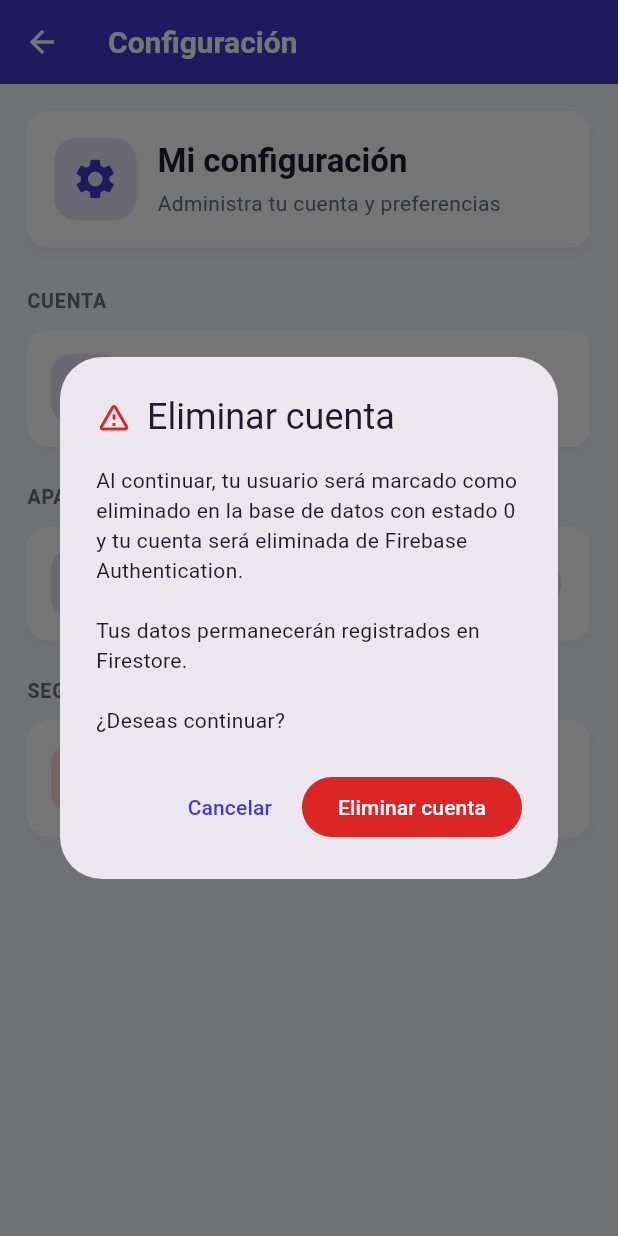
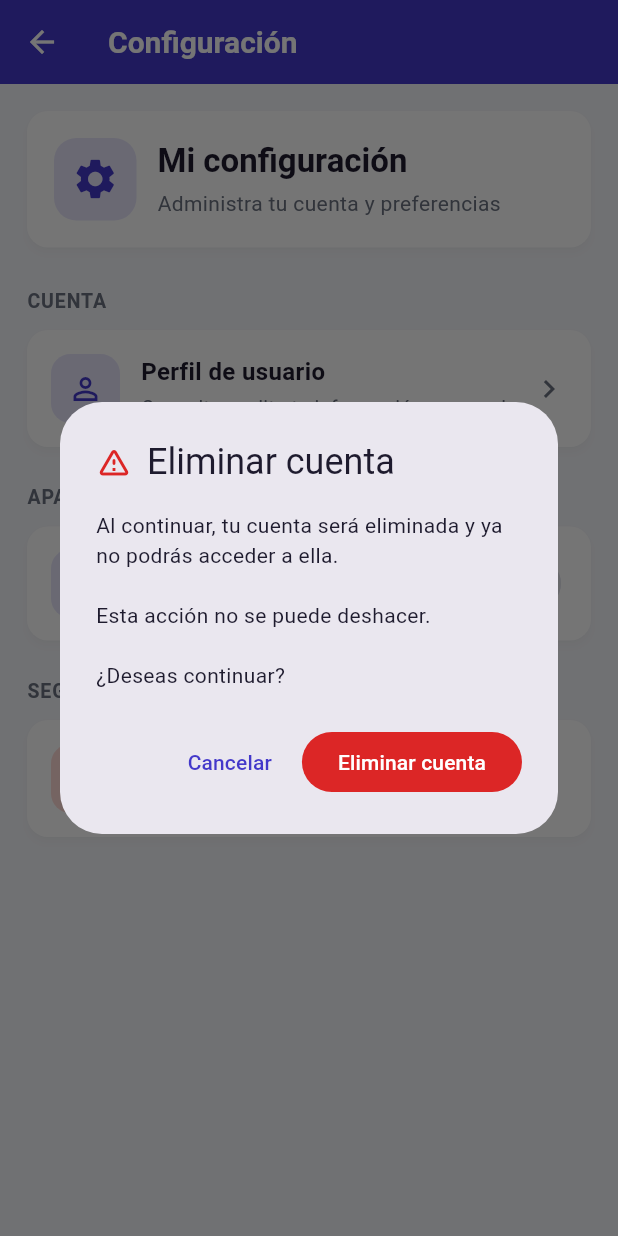
Before and after one commit to JosueRamirez1116/Mi-Inventario, a Flutter app: the ConfiguracionScreen screen opened directly, after a tap on "Eliminar cuenta", on a phone screen of 412 x 824 dp. Run offline on Flutter 3.47's test engine with Material 3 defaults, Android fonts, the phone set to English and light mode, and no system bars; our stand-ins replace cloud_firestore, firebase_auth, firebase_core, firebase_storage, get, image_picker and 2 more; missing offline and left inert: excel, mobile_scanner; accounts and stored records are empty.

Commit message:
Actualizar mensaje de eliminación de cuenta

```diff
--- a/lib/configuracion/configuracion_screen.dart
+++ b/lib/configuracion/configuracion_screen.dart
@@ -69,10 +69,8 @@ class _ConfiguracionScreenState extends State<ConfiguracionScreen> {
             ],
           ),
           content: const Text(
-            'Al continuar, tu usuario será marcado como eliminado '
-            'en la base de datos con estado 0 y tu cuenta será '
-            'eliminada de Firebase Authentication.\n\n'
-            'Tus datos permanecerán registrados en Firestore.\n\n'
+            'Al continuar, tu cuenta será eliminada y ya no podrás acceder a ella.\n\n'
+            'Esta acción no se puede deshacer.\n\n'
             '¿Deseas continuar?',
           ),
           actions: [
```
